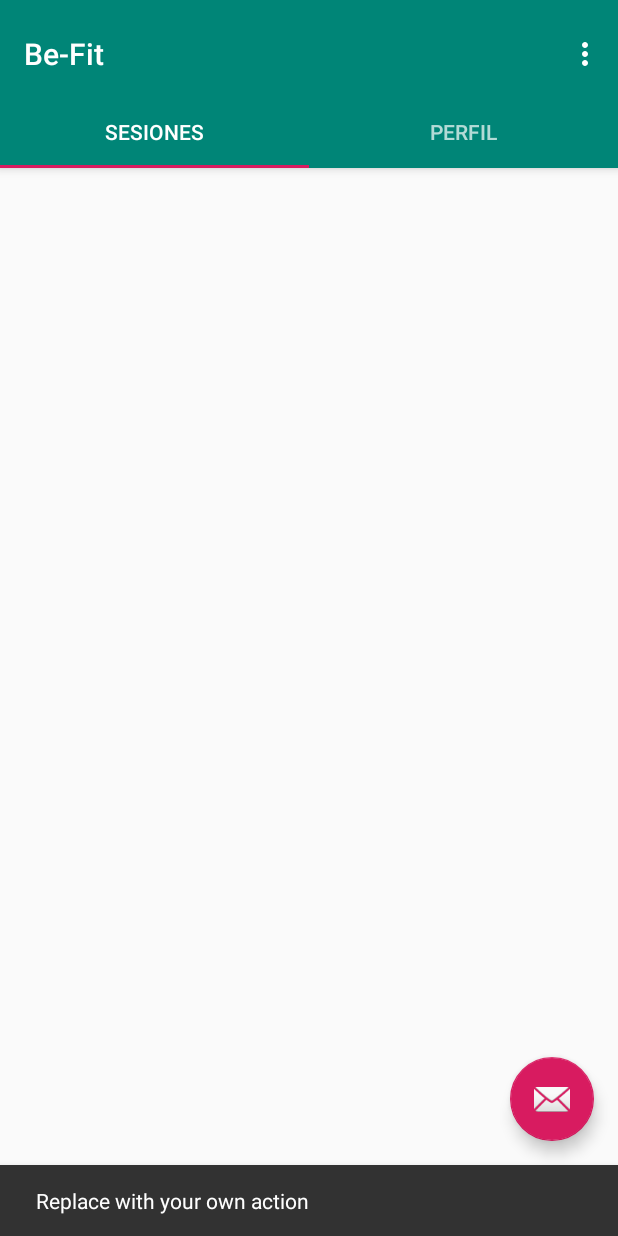
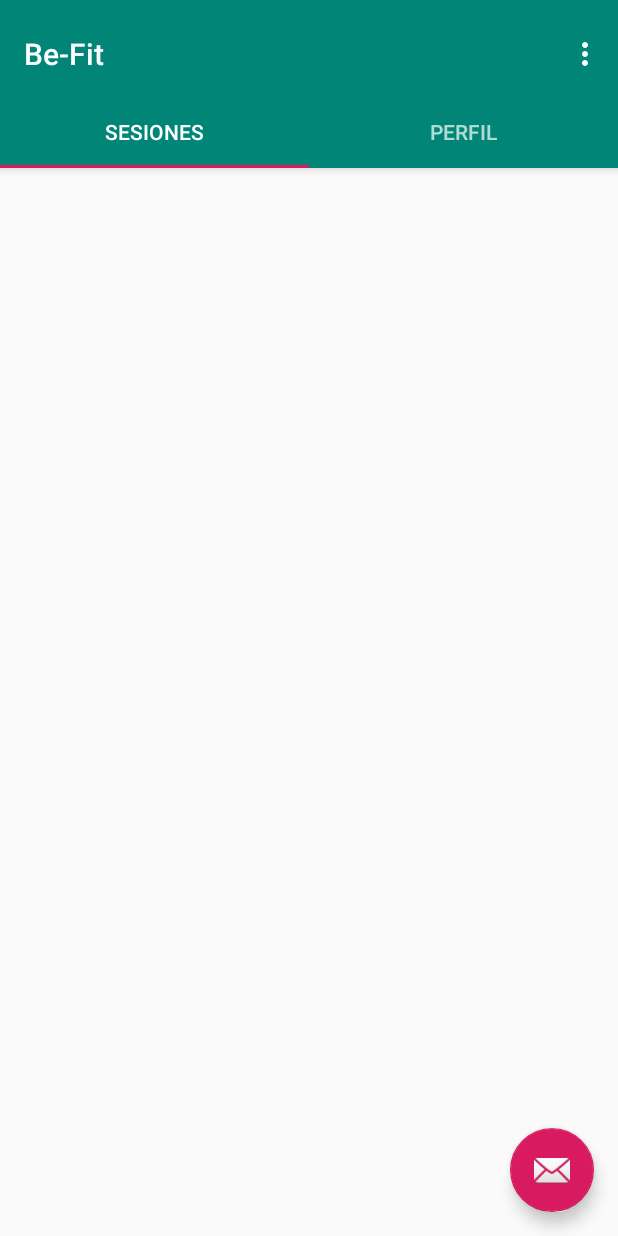
Before and after one commit to Acebo98/Be-Fit, an Android app: the MainActivity screen opened directly, with no data from a screen before it, after a tap on an icon or button, on a phone screen of 412 x 824 dp. Run offline under Robolectric (Android 15) with nearby library versions, the phone set to English and light mode, and no system bars.

Commit message:
código retirado

```diff
--- a/app/src/main/java/com/example/befit/MainActivity.java
+++ b/app/src/main/java/com/example/befit/MainActivity.java
@@ -51,8 +51,7 @@ public class MainActivity extends AppCompatActivity implements SesionesFragment.
         fab.setOnClickListener(new View.OnClickListener() {
             @Override
             public void onClick(View view) {
-                Snackbar.make(view, "Replace with your own action", Snackbar.LENGTH_LONG)
-                        .setAction("Action", null).show();
+
             }
         });
     }
--- a/app/src/main/java/com/example/befit/PerfilFragment.java
+++ b/app/src/main/java/com/example/befit/PerfilFragment.java
@@ -13,10 +13,9 @@ import android.widget.Button;
 import android.widget.EditText;
 import android.widget.Toast;
 
-public class PerfilFragment extends Fragment implements DialogoConfirmacion.MiDialogListener, View.OnClickListener {
+public class PerfilFragment extends Fragment implements View.OnClickListener {
 
     private OnFragmentInteractionListener mListener;
-    final String BORRADO = "borrado";
 
     //Controles
     View view;
@@ -83,13 +82,6 @@ public class PerfilFragment extends Fragment implements DialogoConfirmacion.MiDi
     }
 
     @Override
-    public void onDialogPositiveClick(DialogFragment dialog) {
-        if (dialog.getTag().equals(BORRADO)) {
-
-        }
-    }
-
-    @Override
     public void onClick(View v) {
         switch (v.getId()) {
             case R.id.btnBorrar: {
```
